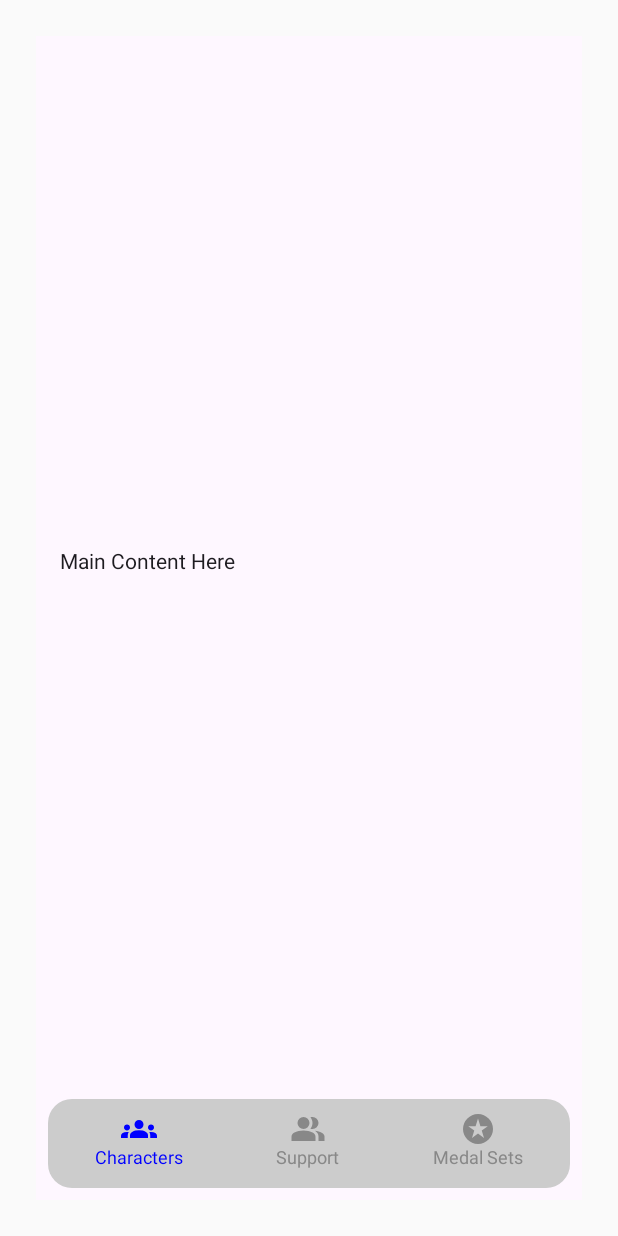
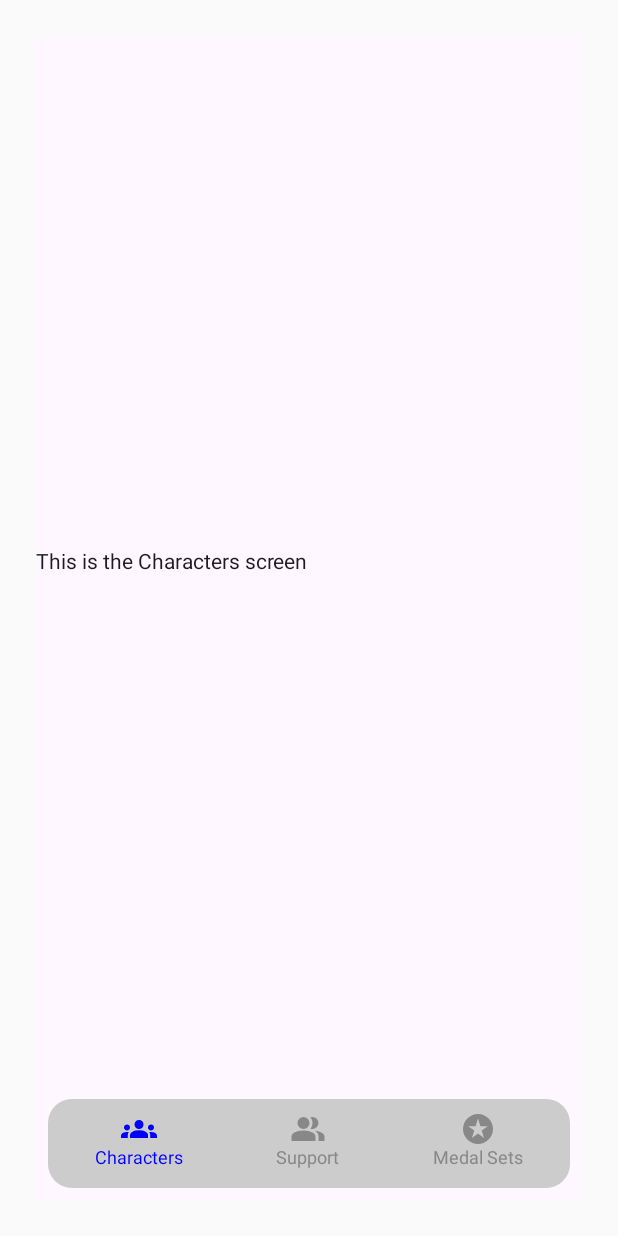
Before and after one commit to Wallysonadsilva/opbr-companion, an Android app built with Jetpack Compose: the screen it shows after launch (MainActivity), on a phone screen of 412 x 824 dp. Run offline under Robolectric (Android 15) with nearby library versions, the phone set to English and light mode, and no system bars.

Commit message:
Navigation click state working

```diff
--- a/app/src/main/java/com/example/opbr_companion/MainActivity.kt
+++ b/app/src/main/java/com/example/opbr_companion/MainActivity.kt
@@ -11,10 +11,15 @@ import androidx.compose.foundation.layout.padding
 import androidx.compose.material3.Scaffold
 import androidx.compose.material3.Text
 import androidx.compose.runtime.Composable
+import androidx.compose.runtime.getValue
+import androidx.compose.runtime.mutableStateOf
+import androidx.compose.runtime.remember
+import androidx.compose.runtime.setValue
 import androidx.compose.ui.Modifier
 import androidx.compose.ui.tooling.preview.Preview
 import androidx.compose.ui.unit.dp
 import com.example.opbr_companion.ui.components.BottomNavBar
+import com.example.opbr_companion.ui.screen.SupportScreen
 
 class MainActivity : ComponentActivity() {
     override fun onCreate(savedInstanceState: Bundle?) {
@@ -29,8 +34,10 @@ class MainActivity : ComponentActivity() {
 @Preview
 @Composable
 fun MainScreen() {
+    var selectedScreen by remember { mutableStateOf("Characters") }
+
     Scaffold(
-        bottomBar = { BottomNavBar() },
+        bottomBar = { BottomNavBar(selectedScreen) { selectedScreen = it } },
         modifier = Modifier.padding(24.dp)
     ) { paddingValues ->
         Column(
@@ -39,10 +46,11 @@ fun MainScreen() {
                 .padding(paddingValues),
             verticalArrangement = Arrangement.Center
         ) {
-            Text(
-                text = "Main Content Here",
-                modifier = Modifier.padding(16.dp)
-            )
+            when (selectedScreen) {
+                "Characters" -> Text(text = "This is the Characters screen")
+                "Support" -> SupportScreen()
+                else -> Text(text = "Unknown screen")
+            }
         }
     }
 }
--- a/app/src/main/java/com/example/opbr_companion/ui/components/BottomNavBar.kt
+++ b/app/src/main/java/com/example/opbr_companion/ui/components/BottomNavBar.kt
@@ -10,17 +10,9 @@ import androidx.compose.foundation.layout.height
 import androidx.compose.foundation.layout.padding
 import androidx.compose.foundation.layout.size
 import androidx.compose.foundation.shape.RoundedCornerShape
-import androidx.compose.material.icons.Icons
-import androidx.compose.material.icons.filled.Build
-import androidx.compose.material.icons.filled.Person
-import androidx.compose.material.icons.filled.Star
 import androidx.compose.material3.Icon
 import androidx.compose.material3.Text
 import androidx.compose.runtime.Composable
-import androidx.compose.runtime.getValue
-import androidx.compose.runtime.mutableStateOf
-import androidx.compose.runtime.remember
-import androidx.compose.runtime.setValue
 import androidx.compose.ui.Alignment
 import androidx.compose.ui.Modifier
 import androidx.compose.ui.draw.clip
@@ -33,10 +25,10 @@ import com.example.opbr_companion.R
 
 @Preview(showBackground = true)
 @Composable
-fun BottomNavBar() {
-    var selectedItem by remember { mutableStateOf(0) }
+fun BottomNavBar(selectedScreen: String = "Characters", onScreenSelected: (String) -> Unit = {}) {
 
     val items = listOf("Characters", "Support", "Medal Sets")
+    val titles = listOf("Characters", "Support", "Medal Sets")
     val icons = listOf(
         R.drawable.group_icons,
         R.drawable.group_icons_2,
@@ -56,19 +48,19 @@ fun BottomNavBar() {
             Column(
                 horizontalAlignment = Alignment.CenterHorizontally,
                 modifier = Modifier
-                    .clickable { selectedItem = index }
+                    .clickable { onScreenSelected(item) }
                     .padding(8.dp)
             ) {
                 Icon(
                     painter = painterResource(id = icons[index]),
                     contentDescription = item,
-                    tint = if (selectedItem == index) Color.Blue else Color.Gray,
+                    tint = if (selectedScreen == item) Color.Blue else Color.Gray,
                     modifier = Modifier.size(24.dp)
                 )
                 Text(
-                    text = item,
+                    text = titles[index],
                     fontSize = 12.sp,
-                    color = if (selectedItem == index) Color.Blue else Color.Gray
+                    color = if (selectedScreen == item) Color.Blue else Color.Gray
                 )
             }
         }
```
Also changed, not shown: app/src/main/java/com/example/opbr_companion/ui/screen/SupportScreen.kt (added, +26 -0 lines).
